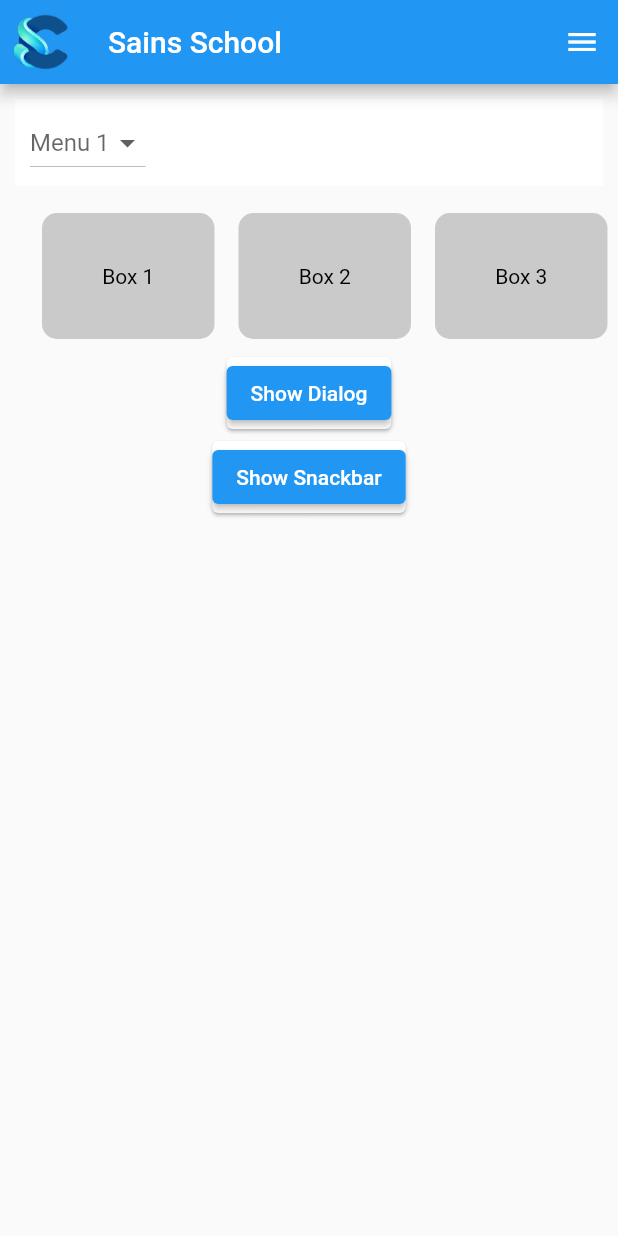
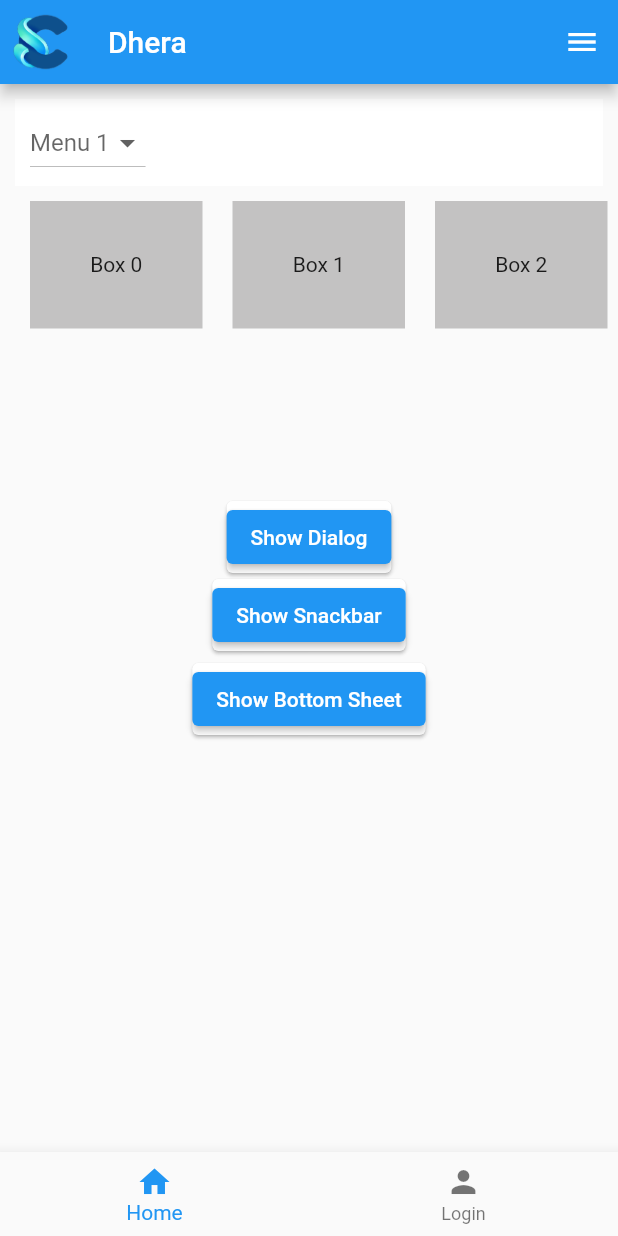
Before and after one commit to dheniraa/flutter, a Flutter app: the screen it shows after launch, on a phone screen of 412 x 824 dp. Run offline on Flutter 3.47's test engine with Material 2 defaults, Android fonts, the phone set to English and light mode, and no system bars.

Commit message:
update progres

```diff
--- a/lib/homePage.dart
+++ b/lib/homePage.dart
@@ -8,20 +8,38 @@ class HomePage extends StatefulWidget {
 }
 
 class _HomePage extends State<HomePage> {
+  final GlobalKey<ScaffoldState> _scaffoldKey = GlobalKey<ScaffoldState>();
+
   String? selectedValue;
   @override
   Widget build(BuildContext context) {
     return Scaffold(
+      key: _scaffoldKey,
       appBar: AppBar(
         leading: Image.asset("assets/logo/logo.png"),
-        title: Text("Sains School"),
+        title: Text("Dhera"),
         centerTitle: false,
-        actions: [
-          IconButton(
-            onPressed: () {},
-            icon: Icon(Icons.menu),
+      ),
+      endDrawer: Drawer(
+        child: ListView(
+          children: [
+            UserAccountsDrawerHeader(
+              accountName: Text("Dhenira"),
+              accountEmail: Text("email@gmail.com"),
+              currentAccountPicture: CircleAvatar(
+                backgroundImage: AssetImage("assets/avatar.png"),
+              ),
+            ),
+            ListTile(
+              title: Text("Item 1"),
+              onTap: () {},
+            ),
+            ListTile(
+              title: Text("Item 2"),
+              onTap: () {},
             ),
           ],
+        ),
       ),
       body: Column(
         children: [
@@ -45,85 +63,53 @@ class _HomePage extends State<HomePage> {
                         ))
                     .toList()),
           ),
-          Container(
+          Column(
+            children: [
+              SizedBox(
+                height: 85,
+                child: ListView.builder(
+                  itemCount: 6,
+                  scrollDirection: Axis.horizontal,
+                  itemBuilder: (context, index) => Container(
+                    height: 50,
+                    width: 115,
                     margin: EdgeInsets.only(left: 20),
-            height: 100,
-            child: ListView(
-              scrollDirection: Axis.horizontal,
-              children: [
-                Padding(
-                  padding: const EdgeInsets.all(8.0),
-                  child: InkWell(
-                    onTap: () {},
-                    child: Container(
-                      width: 115,
-                      decoration: BoxDecoration(
-                          borderRadius: BorderRadius.circular(10),
-                          color: Color.fromARGB(255, 203, 202, 202)),
                     child: Center(
-                          child: Text(
-                        "Box 1",
-                        style: TextStyle(color: Colors.black),
-                      )),
+                      child: Text("Box $index"),
                     ),
-                  ),
-                ),
-                Padding(
-                  padding: const EdgeInsets.all(8.0),
-                  child: InkWell(
-                    onTap: () {},
-                    child: Container(
-                      width: 115,
-                      decoration: BoxDecoration(
-                          borderRadius: BorderRadius.circular(10),
-                          color: Color.fromARGB(255, 203, 202, 202)),
-                      child: Center(
-                          child: Text(
-                        "Box 2",
-                        style: TextStyle(color: Colors.black),
-                      )),
-                    ),
-                  ),
-                ),
-                Padding(
-                  padding: const EdgeInsets.all(8.0),
-                  child: InkWell(
-                    onTap: () {},
-                    child: Container(
-                      width: 115,
-                      decoration: BoxDecoration(
-                          borderRadius: BorderRadius.circular(10),
-                          color: Color.fromARGB(255, 203, 202, 202)),
-                      child: Center(
-                          child: Text(
-                        "Box 3",
-                        style: TextStyle(color: Colors.black),
-                      )),
+                    color: Color.fromARGB(255, 195, 194, 194),
                   ),
                 ),
               ),
             ],
           ),
-          ),
           Align(
             alignment: Alignment.center,
             child: Container(
               child: Card(
+                margin: EdgeInsets.only(top: 115),
                 child: ElevatedButton(
                   onPressed: () {
                     showDialog(
                       context: context,
-                        builder: (context) => AlertDialog(
+                      builder: (context) => Center(
+                        child: Container(
+                          width: 300,
+                          child: AlertDialog(
                             title: Text("Judul Dialog"),
                             content: Text("Isi Dialog"),
-                            ));
+                          ),
+                        ),
+                      ),
+                    );
                   },
                   child: Text("Show Dialog"),
                 ),
               ),
             ),
           ),
-          Align(
+          Container(
+            child: Align(
               alignment: Alignment.center,
               child: Container(
                 child: Card(
@@ -142,6 +128,40 @@ class _HomePage extends State<HomePage> {
                 ),
               ),
             ),
+          ),
+          Container(
+            child: Card(
+              child: ElevatedButton(
+                onPressed: () {
+                  showModalBottomSheet(
+                    context: context,
+                    builder: (context) => Container(
+                      height: 175,
+                      width: double.infinity,
+                      color: Colors.white,
+                      child: ListView(
+                        children: [
+                          ListTile(
+                            leading: Icon(Icons.add_outlined),
+                            title: Text("Menu 1"),
+                          ),
+                          ListTile(
+                            leading: Icon(Icons.create),
+                            title: Text("Menu 2"),
+                          ),
+                          ListTile(
+                            leading: Icon(Icons.search),
+                            title: Text("Menu 3"),
+                          ),
+                        ],
+                      ),
+                    ),
+                  );
+                },
+                child: Text("Show Bottom Sheet"),
+              ),
+            ),
+          )
         ],
       ),
     );
--- a/lib/main.dart
+++ b/lib/main.dart
@@ -7,13 +7,50 @@ void main() {
 }
 
 class MyApp extends StatelessWidget {
-  const MyApp({Key? key}) : super(key: key);
-
   @override
   Widget build(BuildContext context) {
     return MaterialApp(
       debugShowCheckedModeBanner: false,
-      home: HomePage(),
+      home: MyHomePage(),
     );
   }
 }
+
+class MyHomePage extends StatefulWidget {
+  @override
+  _MyHomePageState createState() => _MyHomePageState();
+}
+
+class _MyHomePageState extends State<MyHomePage> {
+  int _currentIndex = 0;
+
+  final List<Widget> _pages = [
+    HomePage(),
+    LoginPage(),
+  ];
+
+  @override
+  Widget build(BuildContext context) {
+    return Scaffold(
+      body: _pages[_currentIndex],
+      bottomNavigationBar: BottomNavigationBar(
+        currentIndex: _currentIndex,
+        onTap: (index) {
+          setState(() {
+            _currentIndex = index;
+          });
+        },
+        items: [
+          BottomNavigationBarItem(
+            icon: Icon(Icons.home),
+            label: 'Home',
+          ),
+          BottomNavigationBarItem(
+            icon: Icon(Icons.person),
+            label: 'Login',
+          ),
+        ],
+      ),
+    );
+  }
+}
```
Also changed, not shown: lib/login.dart (+37 -11 lines), 1 other file. Lines whose indentation alone changed are shown as unchanged.
